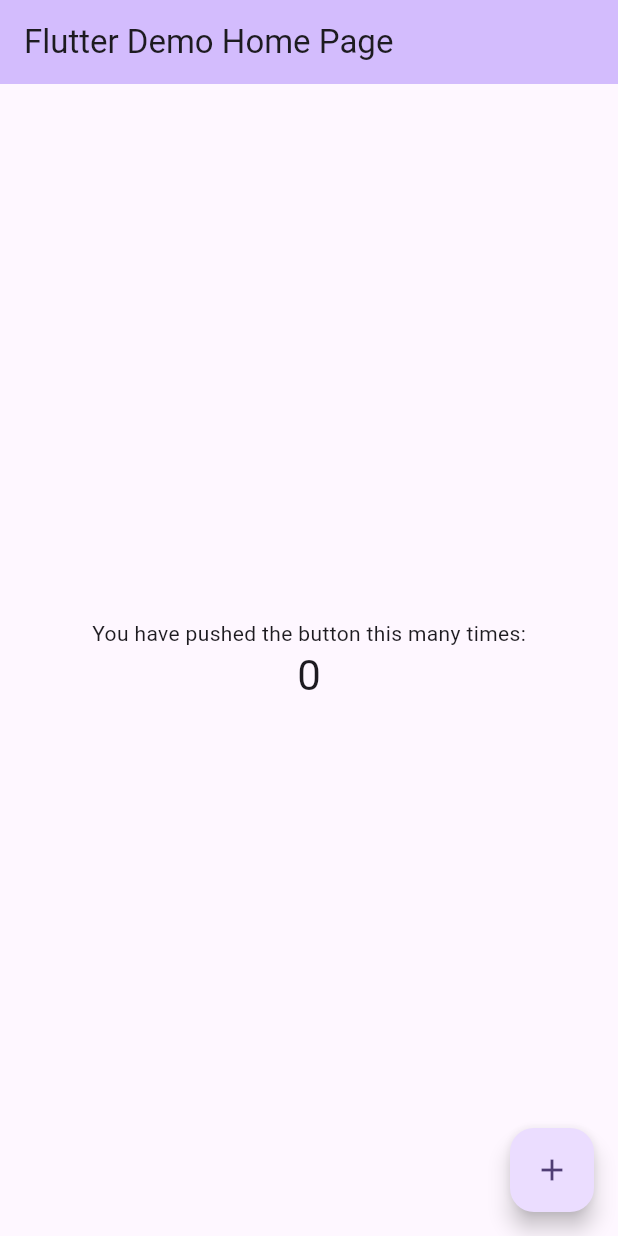
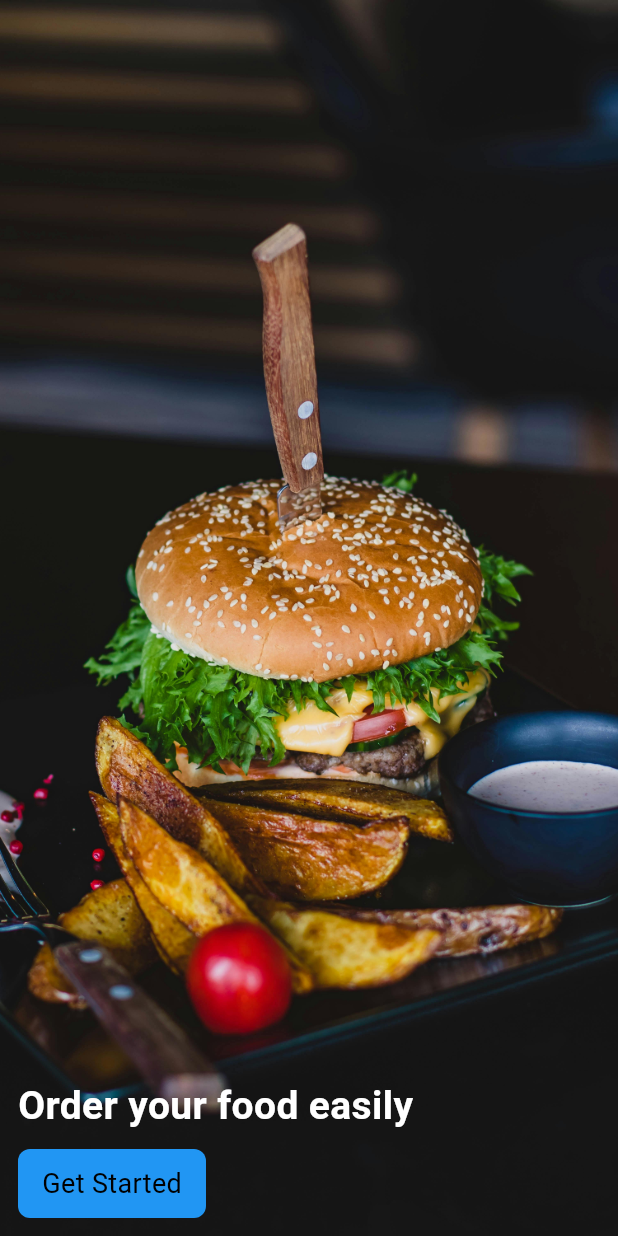
Before and after one commit to oduyemi/chops, a Flutter app: the screen it shows after launch, on a phone screen of 412 x 824 dp. Run offline on Flutter 3.47's test engine with Material 3 defaults, Android fonts, the phone set to English and light mode, and no system bars.

```diff
--- a/lib/main.dart
+++ b/lib/main.dart
@@ -5,121 +5,116 @@ void main() {
 }
 
 class MyApp extends StatelessWidget {
-  const MyApp({super.key});
+  const MyApp({Key? key});
 
-  // This widget is the root of your application.
   @override
   Widget build(BuildContext context) {
     return MaterialApp(
-      title: 'Flutter Demo',
+      title: 'Chops',
       theme: ThemeData(
-        // This is the theme of your application.
-        //
-        // TRY THIS: Try running your application with "flutter run". You'll see
-        // the application has a purple toolbar. Then, without quitting the app,
-        // try changing the seedColor in the colorScheme below to Colors.green
-        // and then invoke "hot reload" (save your changes or press the "hot
-        // reload" button in a Flutter-supported IDE, or press "r" if you used
-        // the command line to start the app).
-        //
-        // Notice that the counter didn't reset back to zero; the application
-        // state is not lost during the reload. To reset the state, use hot
-        // restart instead.
-        //
-        // This works for code too, not just values: Most code changes can be
-        // tested with just a hot reload.
-        colorScheme: ColorScheme.fromSeed(seedColor: Colors.deepPurple),
+        colorScheme: ColorScheme.fromSeed(seedColor: Colors.white),
         useMaterial3: true,
       ),
-      home: const MyHomePage(title: 'Flutter Demo Home Page'),
+      home: const MyHomePage(title: ''),
+      debugShowCheckedModeBanner: false,
     );
   }
 }
 
-class MyHomePage extends StatefulWidget {
-  const MyHomePage({super.key, required this.title});
-
-  // This widget is the home page of your application. It is stateful, meaning
-  // that it has a State object (defined below) that contains fields that affect
-  // how it looks.
-
-  // This class is the configuration for the state. It holds the values (in this
-  // case the title) provided by the parent (in this case the App widget) and
-  // used by the build method of the State. Fields in a Widget subclass are
-  // always marked "final".
-
+class HomeDesc extends StatelessWidget {
   final String title;
 
-  @override
-  State<MyHomePage> createState() => _MyHomePageState();
-}
-
-class _MyHomePageState extends State<MyHomePage> {
-  int _counter = 0;
-
-  void _incrementCounter() {
-    setState(() {
-      // This call to setState tells the Flutter framework that something has
-      // changed in this State, which causes it to rerun the build method below
-      // so that the display can reflect the updated values. If we changed
-      // _counter without calling setState(), then the build method would not be
-      // called again, and so nothing would appear to happen.
-      _counter++;
-    });
-  }
+  const HomeDesc({Key? key, required this.title}) : super(key: key);
 
   @override
   Widget build(BuildContext context) {
-    // This method is rerun every time setState is called, for instance as done
-    // by the _incrementCounter method above.
-    //
-    // The Flutter framework has been optimized to make rerunning build methods
-    // fast, so that you can just rebuild anything that needs updating rather
-    // than having to individually change instances of widgets.
+    return Container(
+      alignment: Alignment.bottomLeft,
+      padding: EdgeInsets.all(12.0),
+      color: Colors.transparent,
+      child: Column(
+        crossAxisAlignment: CrossAxisAlignment.start,
+        mainAxisSize: MainAxisSize.min,
+        children: [
+          Text(
+            title,
+            style: TextStyle(
+              fontSize: 26,
+              fontWeight: FontWeight.bold,
+              color: Colors.white,
+            ),
+          ),
+          SizedBox(height: 10), // Add some space between text and button
+          Material(
+            color: Colors.transparent,
+            child: InkWell(
+              onTap: () {
+                Navigator.push(
+                  context,
+                  MaterialPageRoute(builder: (context) => RegistrationPage()),
+                );
+              },
+              child: Ink(
+                decoration: BoxDecoration(
+                  color: Colors.blue, // Background color
+                  borderRadius: BorderRadius.circular(8.0),
+                ),
+                child: Padding(
+                  padding: const EdgeInsets.symmetric(vertical: 10, horizontal: 16),
+                  child: Text(
+                    'Get Started',
+                    style: TextStyle(
+                      fontSize: 18,
+                      color: Colors.black, // Text color
+                    ),
+                  ),
+                ),
+              ),
+            ),
+          ),
+        ],
+      ),
+    );
+  }
+}
+
+class MyHomePage extends StatelessWidget {
+  final String title;
+
+  const MyHomePage({Key? key, required this.title});
+
+  @override
+  Widget build(BuildContext context) {
     return Scaffold(
-      appBar: AppBar(
-        // TRY THIS: Try changing the color here to a specific color (to
-        // Colors.amber, perhaps?) and trigger a hot reload to see the AppBar
-        // change color while the other colors stay the same.
-        backgroundColor: Theme.of(context).colorScheme.inversePrimary,
-        // Here we take the value from the MyHomePage object that was created by
-        // the App.build method, and use it to set our appbar title.
-        title: Text(widget.title),
-      ),
-      body: Center(
-        // Center is a layout widget. It takes a single child and positions it
-        // in the middle of the parent.
-        child: Column(
-          // Column is also a layout widget. It takes a list of children and
-          // arranges them vertically. By default, it sizes itself to fit its
-          // children horizontally, and tries to be as tall as its parent.
-          //
-          // Column has various properties to control how it sizes itself and
-          // how it positions its children. Here we use mainAxisAlignment to
-          // center the children vertically; the main axis here is the vertical
-          // axis because Columns are vertical (the cross axis would be
-          // horizontal).
-          //
-          // TRY THIS: Invoke "debug painting" (choose the "Toggle Debug Paint"
-          // action in the IDE, or press "p" in the console), to see the
-          // wireframe for each widget.
-          mainAxisAlignment: MainAxisAlignment.center,
-          children: <Widget>[
-            const Text(
-              'You have pushed the button this many times:',
+      body: Container(
+        child: Stack(
+          children: [
+            FractionallySizedBox(
+              alignment: Alignment.topCenter,
+              heightFactor: 1.0,
+              child: Image.asset(
+                'assets/images/landing.jpg',
+                fit: BoxFit.cover,
+              ),
             ),
-            Text(
-              '$_counter',
-              style: Theme.of(context).textTheme.headlineMedium,
-            ),
+            HomeDesc(title: 'Order your food easily'),
           ],
         ),
       ),
-      floatingActionButton: FloatingActionButton(
-        onPressed: _incrementCounter,
-        tooltip: 'Increment',
-        child: const Icon(Icons.add),
-      ), // This trailing comma makes auto-formatting nicer for build methods.
     );
   }
 }
+
+class RegistrationPage extends StatelessWidget {
+  @override
+  Widget build(BuildContext context) {
+    return Scaffold(
+      appBar: AppBar(
+        title: Text('Registration Page'),
+      ),
+      body: Center(
+        child: Text('This is the Registration Page'),
+      ),
+    );
+  }
+}
```
Also changed, not shown: pubspec.yaml (+2 -70 lines), assets/images/landing.jpg (added).
